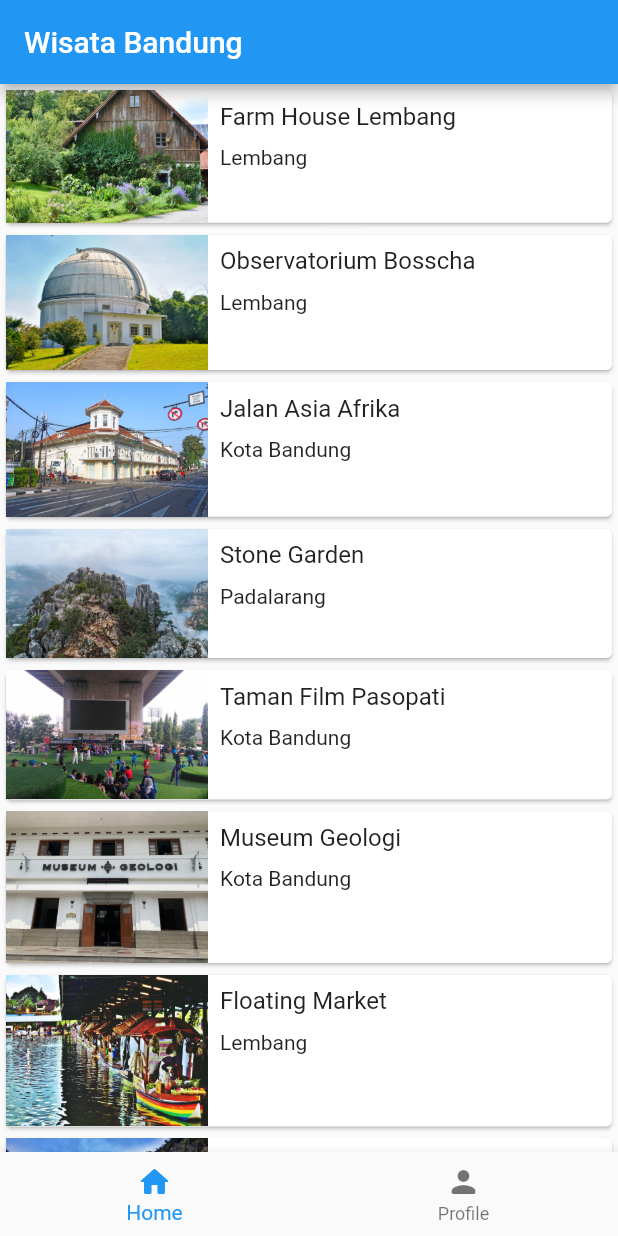
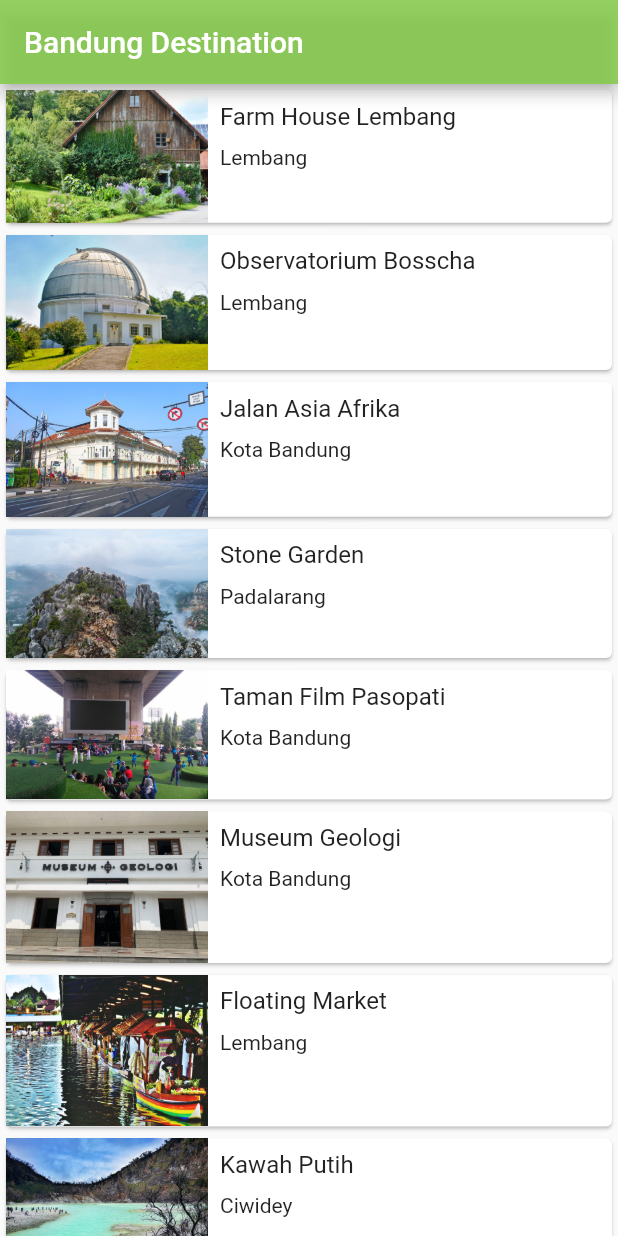
Before and after one commit to radenadhyaksa/wisata_bandung, a Flutter app: the screen it shows after launch, on a phone screen of 412 x 824 dp. Run offline on Flutter 3.47's test engine with Material 2 defaults, Android fonts, the phone set to English and light mode, and no system bars.

Commit message:
update project

```diff
--- a/lib/main.dart
+++ b/lib/main.dart
@@ -7,7 +7,7 @@ class MyApp extends StatelessWidget {
   @override
   Widget build(BuildContext context) {
     return MaterialApp(
-      title: 'Wisata Bandung',
+      title: 'Bandung Destination',
       theme: ThemeData(),
       home: MainScreen(),
     );
--- a/lib/main_screen.dart
+++ b/lib/main_screen.dart
@@ -7,30 +7,14 @@ void main(List<String> args) {
 }
 
 class MainScreen extends StatelessWidget {
+  const MainScreen({Key? key}) : super(key: key);
+
   @override
   Widget build(BuildContext context) {
     return Scaffold(
-      appBar: AppBar(
-        title: Text('Wisata Bandung'),
+      appBar: AppBar( backgroundColor: Color.fromARGB(220, 131, 202, 73),
+        title: Text('Bandung Destination'),
       ),
-      //navigation bar
-      // body: _pages[currentIndex],
-      bottomNavigationBar: BottomNavigationBar(
-        // currentIndex: currentIndex,
-        items: const [
-          BottomNavigationBarItem(
-            label: 'Home',
-            icon: Icon(Icons.home_rounded),
-          ),
-          BottomNavigationBarItem(
-            label: 'Profile',
-            icon: Icon(Icons.person_rounded),
-          ),
-        ],
-        // onTap: (index) => setState(() => currentIndex = index),
-      ),
-
-      // body Listview
       body: ListView.builder(
         itemBuilder: (context, index) {
           final TourismPlace place = tourismPlaceList[index];
```
Also changed, not shown: lib/app_page.dart (deleted, +0 -55 lines), lib/profile_page.dart (deleted, +0 -14 lines).
